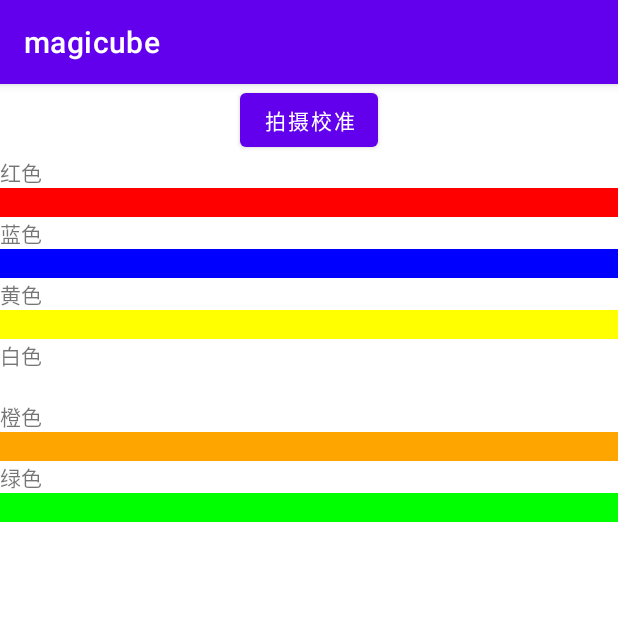
After one commit to liangzilixueha/magicube, an Android app: the ColorCalibration screen opened directly, with no data from a screen before it, on a phone screen of 412 x 824 dp, the top half of it. The commit adds this screen. Run offline under Robolectric (Android 15) with nearby library versions, the phone set to English and light mode, and no system bars; our stand-ins replace CircleImageView; libraries missing offline, so code that uses them is left out: com.github.gzuliyujiang.colorpicker, com.permissionx.guolindev; 2 statements that could not run were skipped.

Commit message:
提高颜色识别的准确率，加入颜色预识别

```diff
--- a/app/build.gradle
+++ b/app/build.gradle
@@ -39,7 +39,11 @@ android {
 }
 
 dependencies {
+    //Gson
+    implementation 'com.google.code.gson:gson:2.9.0'
     implementation 'com.guolindev.permissionx:permissionx:1.7.1'//申请权限
+    implementation 'com.github.gzu-liyujiang.AndroidPicker:Common:4.0.1'
+    implementation 'com.github.gzu-liyujiang.AndroidPicker:ColorPicker:4.0.1'
 
     implementation 'androidx.appcompat:appcompat:1.5.1'
     implementation 'com.google.android.material:material:1.6.1'
--- /dev/null
+++ b/app/src/main/java/com/liangzilixueha/magicube/ColorCalibration.java
@@ -0,0 +1,270 @@
+package com.liangzilixueha.magicube;
+
+import static com.liangzilixueha.magicube.MainActivity.getRealFilePathFromUri;
+
+import androidx.annotation.NonNull;
+import androidx.annotation.Nullable;
+import androidx.appcompat.app.AppCompatActivity;
+import androidx.core.content.FileProvider;
+
+import android.Manifest;
+import android.content.DialogInterface;
+import android.content.Intent;
+import android.content.SharedPreferences;
+import android.graphics.Bitmap;
+import android.graphics.BitmapFactory;
+import android.graphics.Color;
+import android.graphics.drawable.BitmapDrawable;
+import android.graphics.drawable.Drawable;
+import android.net.Uri;
+import android.os.Build;
+import android.os.Bundle;
+import android.os.Handler;
+import android.os.Message;
+import android.provider.MediaStore;
+import android.util.Log;
+import android.view.View;
+import android.widget.Button;
+import android.widget.ImageView;
+import android.widget.TextView;
+import android.widget.Toast;
+
+import com.github.gzuliyujiang.colorpicker.ColorGradientView;
+import com.github.gzuliyujiang.colorpicker.ColorPicker;
+import com.github.gzuliyujiang.colorpicker.OnColorPickedListener;
+import com.liangzilixueha.magicube.databinding.ActivityColorCalibrationBinding;
+import com.permissionx.guolindev.PermissionX;
+
+import java.io.File;
+import java.util.ArrayList;
+import java.util.List;
+
+public class ColorCalibration extends AppCompatActivity implements View.OnClickListener {
+
+    private static final String TAG = "csw";
+    private static final int START_CAMERA = 1;
+    private ActivityColorCalibrationBinding binding;
+    private List<TextView> imageViews = new ArrayList<>();
+    private TextView 被选中的颜色;
+    private SharedPreferences sp;
+    private ColorPicker colorPicker;
+    private File photoFile;
+
+
+    @Override
+    protected void onCreate(Bundle savedInstanceState) {
+        super.onCreate(savedInstanceState);
+        setContentView(R.layout.activity_color_calibration);
+        binding = ActivityColorCalibrationBinding.inflate(getLayoutInflater());
+        setContentView(binding.getRoot());
+        //初始化
+        sp = getSharedPreferences(FILE.COLOR_CALIBRATION, MODE_PRIVATE);
+        binding.takePhoto.setOnClickListener(view -> {
+            gotoCamera();
+        });
+        imageViews.add(binding.red);
+        imageViews.add(binding.green);
+        imageViews.add(binding.blue);
+        imageViews.add(binding.yellow);
+        imageViews.add(binding.white);
+        imageViews.add(binding.orange);
+        被选中的颜色 = binding.red;
+        colorPicker = new ColorPicker(this);
+        colorPicker.setOnColorPickListener(pickedColor -> {
+            //pickedColor转为rgb
+            RGB rgb = new RGB(pickedColor);
+            被选中的颜色.setBackgroundColor(pickedColor);
+            保存颜色(被选中的颜色.getId(), pickedColor);
+        });
+        for (int i = 0; i < imageViews.size(); i++) {
+            int anInt;
+            int rgb;
+            switch (imageViews.get(i).getId()) {
+                case R.id.red:
+                    anInt = sp.getInt(FILE.RED, Color.RED);
+                    rgb = Color.rgb(Color.red(anInt), Color.green(anInt), Color.blue(anInt));
+                    imageViews.get(i).setBackgroundColor(rgb);
+                    break;
+                case R.id.green:
+                    anInt = sp.getInt(FILE.GREEN, Color.GREEN);
+                    rgb = Color.rgb(Color.red(anInt), Color.green(anInt), Color.blue(anInt));
+                    imageViews.get(i).setBackgroundColor(rgb);
+                    break;
+                case R.id.blue:
+                    anInt = sp.getInt(FILE.BLUE, Color.BLUE);
+                    rgb = Color.rgb(Color.red(anInt), Color.green(anInt), Color.blue(anInt));
+                    imageViews.get(i).setBackgroundColor(rgb);
+                    break;
+                case R.id.yellow:
+                    anInt = sp.getInt(FILE.YELLOW, Color.YELLOW);
+                    rgb = Color.rgb(Color.red(anInt), Color.green(anInt), Color.blue(anInt));
+                    imageViews.get(i).setBackgroundColor(rgb);
+                    break;
+                case R.id.white:
+                    anInt = sp.getInt(FILE.WHITE, Color.WHITE);
+                    rgb = Color.rgb(Color.red(anInt), Color.green(anInt), Color.blue(anInt));
+                    imageViews.get(i).setBackgroundColor(rgb);
+                    break;
+                case R.id.orange:
+                    anInt = sp.getInt(FILE.ORANGE, Color.rgb(255, 165, 0));
+                    rgb = Color.rgb(Color.red(anInt), Color.green(anInt), Color.blue(anInt));
+                    imageViews.get(i).setBackgroundColor(rgb);
+                    break;
+            }
+            imageViews.get(i).setOnClickListener(this);
+        }
+    }
+
+    @Override
+    public void onClick(View view) {
+        被选中的颜色 = (TextView) view;
+        colorPicker.show();
+    }
+
+    private void gotoCamera() {
+        PermissionX.init(this)
+                .permissions(Manifest.permission.WRITE_EXTERNAL_STORAGE
+                        , Manifest.permission.READ_EXTERNAL_STORAGE
+                        , Manifest.permission.CAMERA)
+                .onForwardToSettings((scope, deniedList) -> {
+                    scope.showForwardToSettingsDialog(deniedList, "请在设置中打开相机权限"
+                            , "确定"
+                            , "取消");
+                })
+                .request((allGranted, grantedList, deniedList) -> {
+                    if (allGranted) {
+                        photoFile = new File(getExternalCacheDir(), "photo.jpg");
+                        Intent intent = new Intent(MediaStore.ACTION_IMAGE_CAPTURE);
+                        /*
+                        保存拍下来的照片
+                         */
+                        try {
+                            if (photoFile.exists()) {
+                                photoFile.delete();
+                            }
+                            photoFile.createNewFile();
+                        } catch (Exception e) {
+                            Log.e(TAG, "gotoCamera: " + e);
+                        }
+                        try {
+                            if (Build.VERSION.SDK_INT >= Build.VERSION_CODES.N) {
+                                intent.addFlags(Intent.FLAG_GRANT_READ_URI_PERMISSION);
+                                Uri contentUri = FileProvider.getUriForFile(this
+                                        , "com.liangzilixueha.magicube.fileprovider"
+                                        , photoFile);
+                                intent.putExtra(MediaStore.EXTRA_OUTPUT, contentUri);
+                            } else {
+                                intent.putExtra(MediaStore.EXTRA_OUTPUT, Uri.fromFile(photoFile));
+                            }
+                        } catch (Exception e) {
+                            Log.e(TAG, "gotoCamera: " + e);
+                        }
+                        startActivityForResult(intent, START_CAMERA);
+                    } else {
+                        Toast.makeText(this, "未开启相机权限", Toast.LENGTH_SHORT).show();
+                    }
+                });
+    }
+
+    @Override
+    protected void onActivityResult(int requestCode, int resultCode, @Nullable Intent data) {
+        super.onActivityResult(requestCode, resultCode, data);
+        if (requestCode == START_CAMERA && resultCode == RESULT_OK) {
+            try {
+                Intent intent = new Intent(this, ClipImage.class);
+                intent.setData(Uri.fromFile(photoFile));
+                startActivityForResult(intent, 2);
+            } catch (Exception e) {
+                Log.e(TAG, "onActivityResult: " + e);
+            }
+        } else if (requestCode == 2 && resultCode == RESULT_OK) {
+            try {
+                Uri uri = data.getData();
+                if (uri == null) {
+                    return;
+                }
+                String cropImagePath = getRealFilePathFromUri(getApplicationContext(), uri);
+                Bitmap bitMap = BitmapFactory.decodeFile(cropImagePath);
+                binding.iv.setImageBitmap(bitMap);
+                获取图片颜色(bitMap);
+            } catch (Exception e) {
+                Log.e(TAG, "onActivityResult: " + e);
+            }
+        }
+    }
+
+    private void 获取图片颜色(Bitmap bitmap) {
+        int width = bitmap.getWidth();
+        int height = bitmap.getHeight();
+        int p = 0;
+        List<RGB> list = new ArrayList<>();
+        for (int i = 0; i < 9; i++) {
+            switch (i) {
+                case 0:
+                    p = bitmap.getPixel(width / 6, height / 6);
+                    break;
+                case 1:
+                    p = bitmap.getPixel(width / 2, height / 6);
+                    break;
+                case 2:
+                    p = bitmap.getPixel(width * 5 / 6, height / 6);
+                    break;
+                case 3:
+                    p = bitmap.getPixel(width / 6, height / 2);
+                    break;
+                case 4:
+                    p = bitmap.getPixel(width / 2, height / 2);
+                    break;
+                case 5:
+                    p = bitmap.getPixel(width * 5 / 6, height / 2);
+                    break;
+                case 6:
+                    p = bitmap.getPixel(width / 6, height * 5 / 6);
+                    break;
+                case 7:
+                    p = bitmap.getPixel(width / 2, height * 5 / 6);
+                    break;
+                case 8:
+                    p = bitmap.getPixel(width * 5 / 6, height * 5 / 6);
+                    break;
+            }
+            list.add(new RGB(p));
+        }
+        RGB 平均RGB = new RGB(0, 0, 0);
+        for (int i = 0; i < list.size(); i++) {
+            平均RGB.Red += list.get(i).Red;
+            平均RGB.Green += list.get(i).Green;
+            平均RGB.Blue += list.get(i).Blue;
+        }
+        平均RGB.Red /= list.size();
+        平均RGB.Green /= list.size();
+        平均RGB.Blue /= list.size();
+        Log.e(TAG, "获取图片颜色: " + 平均RGB.toString());
+        被选中的颜色.setBackgroundColor(Color.rgb(平均RGB.Red, 平均RGB.Green, 平均RGB.Blue));
+        保存颜色(被选中的颜色.getId(), 平均RGB.toInt());
+    }
+
+    public void 保存颜色(int id, int pickedColor) {
+        Log.e(TAG, "保存颜色: " + new RGB(pickedColor).toString());
+        switch (id) {
+            case R.id.red:
+                sp.edit().putInt(FILE.RED, pickedColor).apply();
+                break;
+            case R.id.green:
+                sp.edit().putInt(FILE.GREEN, pickedColor).apply();
+                break;
+            case R.id.blue:
+                sp.edit().putInt(FILE.BLUE, pickedColor).apply();
+                break;
+            case R.id.yellow:
+                sp.edit().putInt(FILE.YELLOW, pickedColor).apply();
+                break;
+            case R.id.white:
+                sp.edit().putInt(FILE.WHITE, pickedColor).apply();
+                break;
+            case R.id.orange:
+                sp.edit().putInt(FILE.ORANGE, pickedColor).apply();
+                break;
+        }
+    }
+}
--- /dev/null
+++ b/app/src/main/java/com/liangzilixueha/magicube/FILE.java
@@ -0,0 +1,12 @@
+package com.liangzilixueha.magicube;
+
+public interface FILE {
+    String TAG = "csw";
+    String COLOR_CALIBRATION = "color_calibration";
+    String RED = "red";
+    String GREEN = "green";
+    String BLUE = "blue";
+    String WHITE = "white";
+    String YELLOW = "yellow";
+    String ORANGE = "orange";
+}
--- /dev/null
+++ b/app/src/main/res/layout/activity_color_calibration.xml
@@ -0,0 +1,98 @@
+<?xml version="1.0" encoding="utf-8"?>
+<androidx.constraintlayout.widget.ConstraintLayout xmlns:android="http://schemas.android.com/apk/res/android"
+    xmlns:app="http://schemas.android.com/apk/res-auto"
+    xmlns:tools="http://schemas.android.com/tools"
+    android:layout_width="match_parent"
+    android:layout_height="match_parent"
+    tools:context=".ColorCalibration">
+
+    <Button
+        android:id="@+id/take_photo"
+        android:layout_width="wrap_content"
+        android:layout_height="wrap_content"
+        android:text="拍摄校准"
+        app:layout_constraintEnd_toEndOf="parent"
+        app:layout_constraintStart_toStartOf="parent"
+        app:layout_constraintTop_toTopOf="parent" />
+
+    <LinearLayout
+        android:orientation="vertical"
+        android:layout_width="match_parent"
+        android:layout_height="wrap_content"
+        app:layout_constraintTop_toBottomOf="@+id/take_photo">
+
+        <TextView
+            android:layout_width="wrap_content"
+            android:layout_height="wrap_content"
+            android:text="红色" />
+
+        <TextView
+            android:id="@+id/red"
+            android:layout_width="match_parent"
+            android:layout_height="match_parent"
+            android:background="#FF0000" />
+        <TextView
+            android:layout_width="wrap_content"
+            android:layout_height="wrap_content"
+            android:text="蓝色" />
+
+        <TextView
+            android:id="@+id/blue"
+            android:layout_width="match_parent"
+            android:layout_height="match_parent"
+            android:background="#002AFF" />
+
+        <TextView
+            android:layout_width="wrap_content"
+            android:layout_height="wrap_content"
+            android:text="黄色" />
+
+        <TextView
+            android:id="@+id/yellow"
+            android:layout_width="match_parent"
+            android:layout_height="match_parent"
+            android:background="#EEFF00" />
+
+        <TextView
+            android:layout_width="wrap_content"
+            android:layout_height="wrap_content"
+            android:text="白色" />
+
+        <TextView
+            android:id="@+id/white"
+            android:layout_width="match_parent"
+            android:layout_height="match_parent"
+            android:background="#CCCCCC" />
+
+        <TextView
+            android:layout_width="wrap_content"
+            android:layout_height="wrap_content"
+            android:text="橙色" />
+
+        <TextView
+            android:id="@+id/orange"
+            android:layout_width="match_parent"
+            android:layout_height="match_parent"
+            android:background="#FFBD76" />
+
+        <TextView
+            android:layout_width="wrap_content"
+            android:layout_height="wrap_content"
+            android:text="绿色" />
+
+        <TextView
+            android:id="@+id/green"
+            android:layout_width="match_parent"
+            android:layout_height="match_parent"
+            android:background="#00FF2A" />
+    </LinearLayout>
+
+    <ImageView
+        android:id="@+id/iv"
+        android:layout_width="300dp"
+        android:layout_height="300dp"
+        app:layout_constraintBottom_toBottomOf="parent"
+        app:layout_constraintEnd_toEndOf="parent"
+        app:layout_constraintStart_toStartOf="parent"
+        app:layout_constraintTop_toTopOf="parent" />
+</androidx.constraintlayout.widget.ConstraintLayout>
--- a/app/src/main/res/layout/activity_main.xml
+++ b/app/src/main/res/layout/activity_main.xml
@@ -5,6 +5,11 @@
     android:gravity="center_horizontal"
     android:orientation="vertical">
 
+    <Button
+        android:text="前往颜色校准"
+        android:id="@+id/color_calibration"
+        android:layout_width="wrap_content"
+        android:layout_height="wrap_content" />
     <Button
         android:id="@+id/solve"
         android:layout_width="wrap_content"
```
Also changed, not shown: app/src/main/AndroidManifest.xml (+7 -4 lines), app/src/main/java/com/liangzilixueha/magicube/MainActivity.java (+44 -10 lines), app/src/main/java/com/liangzilixueha/magicube/Pixel.java (+43 -34 lines), app/src/main/java/com/liangzilixueha/magicube/RGB.java (added, +38 -0 lines), 2 other files.
